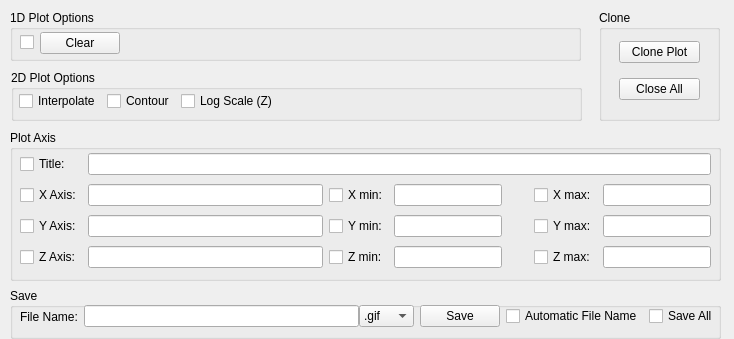
Above: slsDetectorGui/forms/form_tab_plot.ui from slsdetectorgroup/slsDetectorPackage before the change. Below: the same form after it.
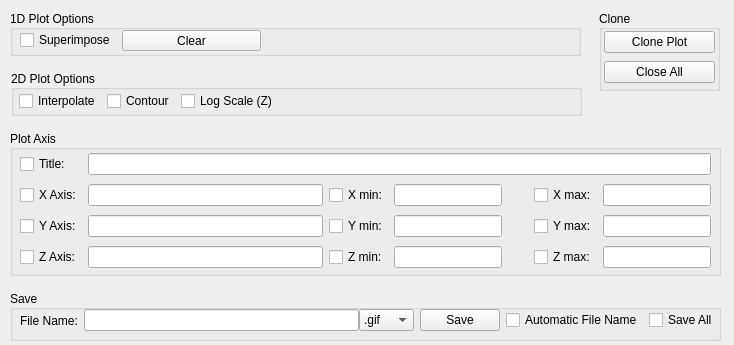
That is the form after the change.

```diff
--- a/slsDetectorGui/forms/form_tab_plot.ui
+++ b/slsDetectorGui/forms/form_tab_plot.ui
@@ -7,11 +7,11 @@
     <x>0</x>
     <y>0</y>
     <width>734</width>
-    <height>339</height>
+    <height>345</height>
    </rect>
   </property>
   <property name="sizePolicy">
-   <sizepolicy hsizetype="Preferred" vsizetype="Fixed">
+   <sizepolicy hsizetype="Preferred" vsizetype="Preferred">
     <horstretch>0</horstretch>
     <verstretch>0</verstretch>
    </sizepolicy>
@@ -37,12 +37,15 @@
      <x>10</x>
      <y>130</y>
      <width>711</width>
-     <height>151</height>
+     <height>146</height>
     </rect>
    </property>
    <property name="title">
     <string>Plot Axis</string>
    </property>
+   <property name="alignment">
+    <set>Qt::AlignLeading|Qt::AlignLeft|Qt::AlignVCenter</set>
+   </property>
    <property name="flat">
     <bool>false</bool>
    </property>
@@ -288,12 +291,15 @@
      <x>11</x>
      <y>70</y>
      <width>571</width>
-     <height>51</height>
+     <height>46</height>
     </rect>
    </property>
    <property name="title">
     <string>2D Plot Options</string>
    </property>
+   <property name="alignment">
+    <set>Qt::AlignLeading|Qt::AlignLeft|Qt::AlignVCenter</set>
+   </property>
    <property name="flat">
     <bool>false</bool>
    </property>
@@ -350,7 +356,7 @@
      <x>10</x>
      <y>10</y>
      <width>571</width>
-     <height>51</height>
+     <height>46</height>
     </rect>
    </property>
    <property name="palette">
@@ -474,6 +480,9 @@
    <property name="title">
     <string>1D Plot Options</string>
    </property>
+   <property name="alignment">
+    <set>Qt::AlignLeading|Qt::AlignLeft|Qt::AlignVCenter</set>
+   </property>
    <property name="flat">
     <bool>false</bool>
    </property>
@@ -482,20 +491,26 @@
      <rect>
       <x>10</x>
       <y>20</y>
-      <width>551</width>
-      <height>27</height>
+      <width>641</width>
+      <height>21</height>
      </rect>
     </property>
     <layout class="QGridLayout" name="gridLayout_3">
      <item row="0" column="0">
       <widget class="QCheckBox" name="chktest1D">
        <property name="text">
-        <string/>
+        <string>Superimpose</string>
        </property>
       </widget>
      </item>
      <item row="0" column="1">
       <widget class="QPushButton" name="btnClear">
+       <property name="sizePolicy">
+        <sizepolicy hsizetype="Expanding" vsizetype="Fixed">
+         <horstretch>0</horstretch>
+         <verstretch>0</verstretch>
+        </sizepolicy>
+       </property>
        <property name="focusPolicy">
         <enum>Qt::NoFocus</enum>
        </property>
@@ -509,10 +524,13 @@
        <property name="orientation">
         <enum>Qt::Horizontal</enum>
        </property>
+       <property name="sizeType">
+        <enum>QSizePolicy::Fixed</enum>
+       </property>
        <property name="sizeHint" stdset="0">
         <size>
-         <width>40</width>
-         <height>20</height>
+         <width>400</width>
+         <height>10</height>
         </size>
        </property>
       </spacer>
@@ -524,7 +542,7 @@
    <property name="geometry">
     <rect>
      <x>10</x>
-     <y>288</y>
+     <y>290</y>
      <width>711</width>
      <height>51</height>
     </rect>
@@ -532,11 +550,17 @@
    <property name="title">
     <string>Save</string>
    </property>
+   <property name="alignment">
+    <set>Qt::AlignLeading|Qt::AlignLeft|Qt::AlignVCenter</set>
+   </property>
+   <property name="flat">
+    <bool>false</bool>
+   </property>
    <widget class="QWidget" name="horizontalLayoutWidget">
     <property name="geometry">
      <rect>
       <x>10</x>
-      <y>13</y>
+      <y>15</y>
       <width>698</width>
       <height>31</height>
      </rect>
@@ -645,24 +669,33 @@
    </widget>
   </widget>
   <widget class="QGroupBox" name="groupBox_2">
+   <property name="enabled">
+    <bool>true</bool>
+   </property>
    <property name="geometry">
     <rect>
      <x>599</x>
      <y>10</y>
      <width>121</width>
-     <height>111</height>
+     <height>81</height>
     </rect>
    </property>
    <property name="title">
     <string>Clone</string>
    </property>
+   <property name="alignment">
+    <set>Qt::AlignLeading|Qt::AlignLeft|Qt::AlignVCenter</set>
+   </property>
+   <property name="flat">
+    <bool>false</bool>
+   </property>
    <widget class="QWidget" name="gridLayoutWidget_2">
     <property name="geometry">
      <rect>
-      <x>20</x>
-      <y>20</y>
-      <width>81</width>
-      <height>81</height>
+      <x>5</x>
+      <y>10</y>
+      <width>111</width>
+      <height>76</height>
      </rect>
     </property>
     <layout class="QGridLayout" name="gridLayout_2">
@@ -673,7 +706,7 @@
       <number>9</number>
      </property>
      <property name="verticalSpacing">
-      <number>13</number>
+      <number>-1</number>
      </property>
      <item row="0" column="0">
       <widget class="QPushButton" name="btnClone">
```
Left out of the diff: 2 changed lines with no effect on the pictures.
